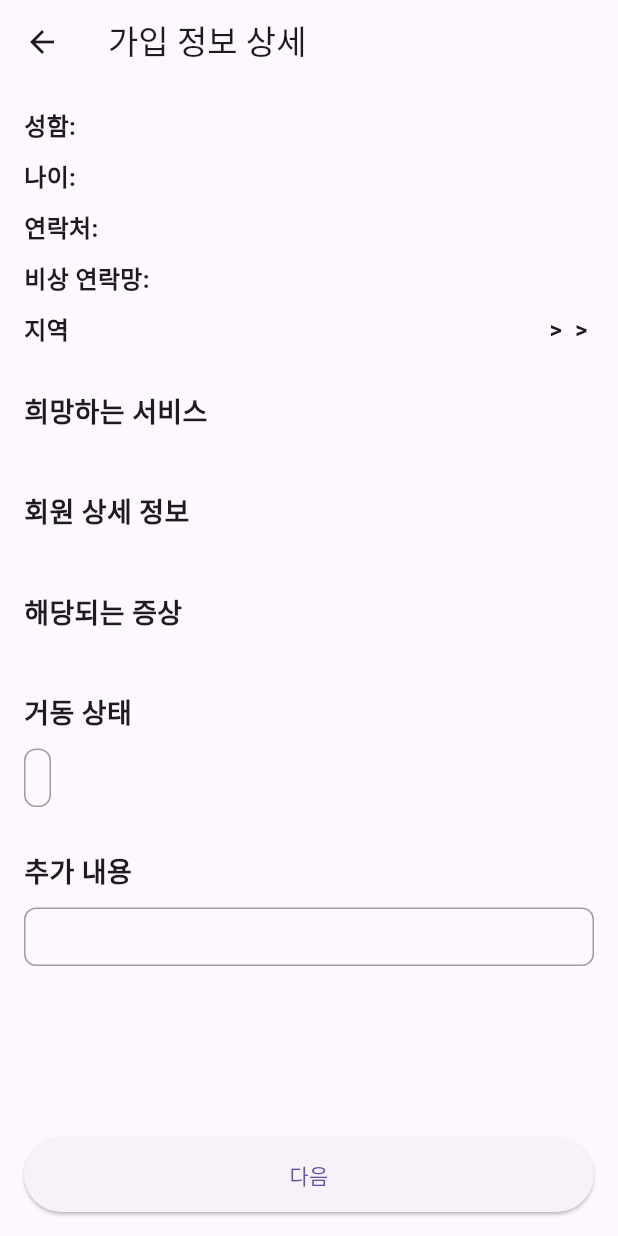
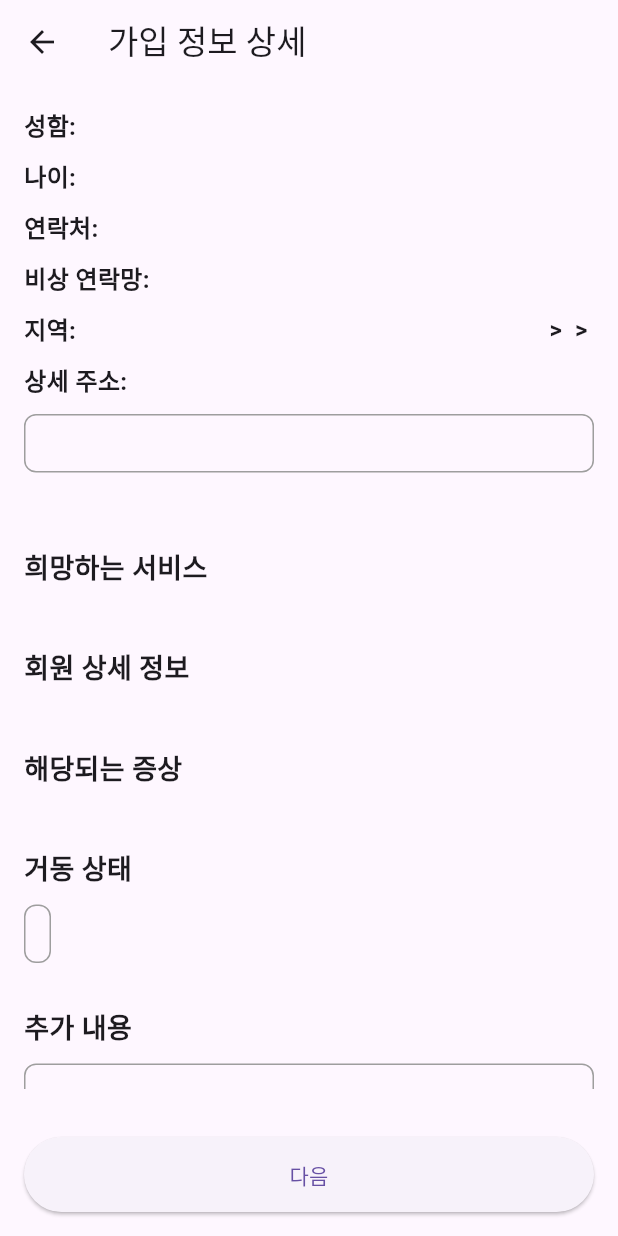
Before and after one commit to yujin10311/PNUSW-2024-team-05, a Flutter app: the RegisterSeniorScreen5 screen opened directly with empty values, on a phone screen of 412 x 824 dp. Run offline on Flutter 3.47's test engine with Material 3 defaults, Android fonts, the phone set to English and light mode, and no system bars; our stand-ins replace cloud_firestore, firebase_auth, firebase_core, firebase_storage, image_picker, shared_preferences and 2 more; missing offline and left inert: flutter_email_sender, google_mlkit_face_detection, tflite_flutter; accounts and stored records are empty.

Commit message:
시니어 측 가입화면(5) 상세 주소란 추가

```diff
--- a/WarmBoysApp/lib/screens/register/register_senior_screen_5.dart
+++ b/WarmBoysApp/lib/screens/register/register_senior_screen_5.dart
@@ -20,6 +20,7 @@ class _RegisterSeniorScreen5State extends State<RegisterSeniorScreen5> {
   String _city = '';
   String _gu = '';
   String _dong = '';
+  String _detailedAddress = '';
   String _dependentType = '';
   bool _withPet = false;
   bool _withCam = false;
@@ -43,6 +44,8 @@ class _RegisterSeniorScreen5State extends State<RegisterSeniorScreen5> {
     _city = await SharedPreferencesHelper.getByKey('_city') ?? '';
     _gu = await SharedPreferencesHelper.getByKey('_gu') ?? '';
     _dong = await SharedPreferencesHelper.getByKey('_dong') ?? '';
+    _detailedAddress =
+        await SharedPreferencesHelper.getByKey('_detailedAddress') ?? '';
     _dependentType =
         await SharedPreferencesHelper.getByKey('_dependentType') ?? '';
     _withPet = await SharedPreferencesHelper.getBool('_withPet') ?? false;
@@ -81,7 +84,9 @@ class _RegisterSeniorScreen5State extends State<RegisterSeniorScreen5> {
               _buildInfoRow('비상 연락망:', _phoneNum2, fontSize: 16.0),
               SizedBox(height: 10),
               _buildLocationSection(),
-              SizedBox(height: 30),
+              SizedBox(height: 10),
+              _buildDetailedAddressSection(),
+              SizedBox(height: 50),
               _buildActivitySection(),
               SizedBox(height: 30),
               _buildDependentSection(),
@@ -168,12 +173,39 @@ class _RegisterSeniorScreen5State extends State<RegisterSeniorScreen5> {
       mainAxisAlignment: MainAxisAlignment.spaceBetween,
       children: [
         Text(
-          '지역',
+          '지역:',
           style: TextStyle(fontSize: 16, fontWeight: FontWeight.bold),
         ),
         Text(
           '$_city > $_gu > $_dong',
           style: TextStyle(fontSize: 16, fontWeight: FontWeight.bold),
+        ),
+      ],
+    );
+  }
+
+  Widget _buildDetailedAddressSection() {
+    return Column(
+      crossAxisAlignment: CrossAxisAlignment.start,
+      children: [
+        Text(
+          '상세 주소:',
+          style: TextStyle(fontSize: 16, fontWeight: FontWeight.bold),
+        ),
+        SizedBox(height: 10),
+        Container(
+          padding: EdgeInsets.all(8.0),
+          width: double.infinity,
+          decoration: BoxDecoration(
+            border: Border.all(color: Colors.grey),
+            borderRadius: BorderRadius.circular(8.0),
+          ),
+          child: Text(
+            _detailedAddress,
+            style: TextStyle(fontSize: 14),
+            maxLines: 3,
+            overflow: TextOverflow.ellipsis,
+          ),
         ),
       ],
     );
```
